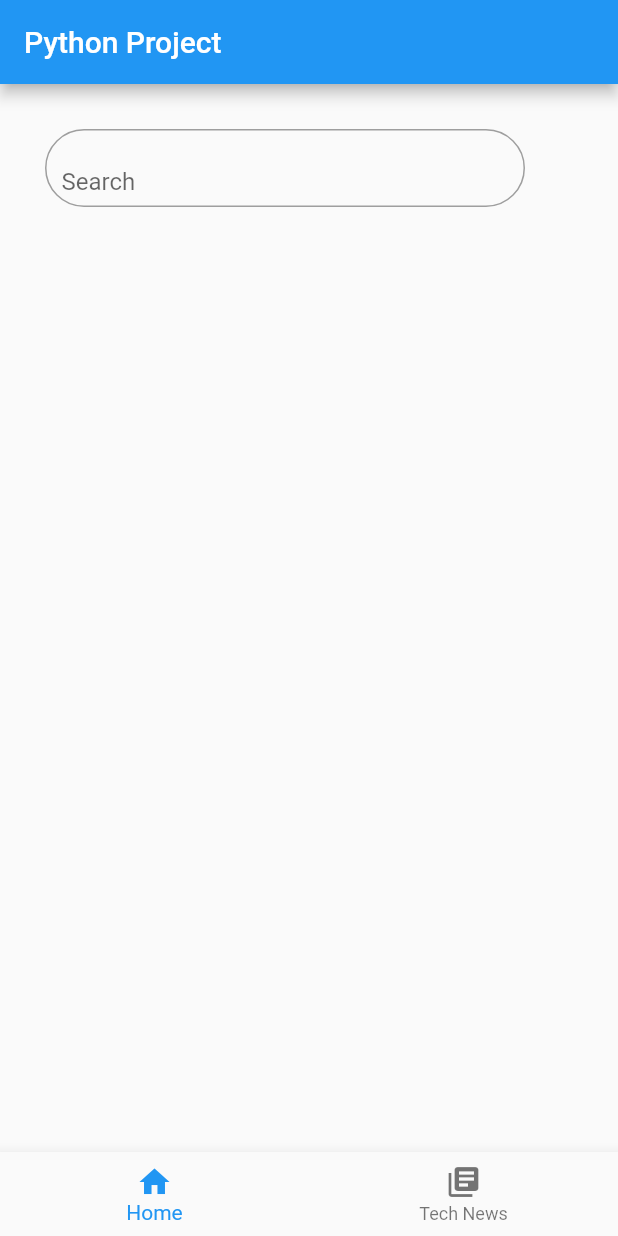
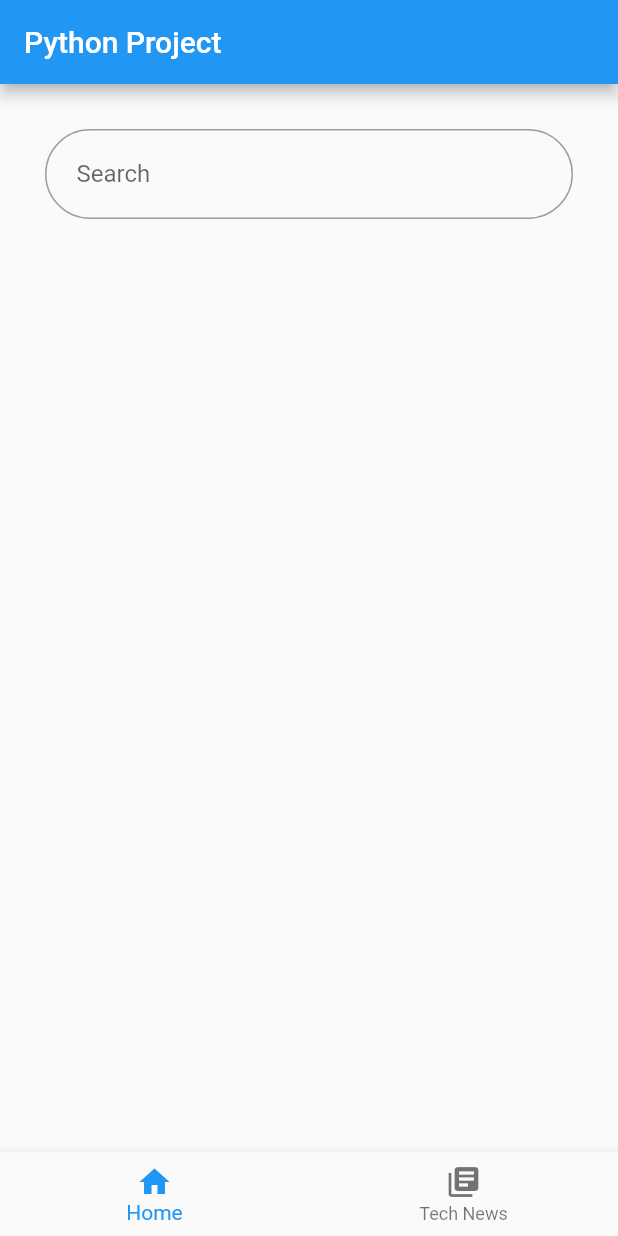
Before and after one commit to JashanPuri/price_comparison_app_UI, a Flutter app: the screen it shows after launch, on a phone screen of 412 x 824 dp. Run offline on Flutter 3.47's test engine with Material 2 defaults, Android fonts, the phone set to English and light mode, and no system bars.

Commit message:
basic rough ui

```diff
--- a/lib/main.dart
+++ b/lib/main.dart
@@ -1,5 +1,8 @@
 import 'package:flutter/material.dart';
-import 'screens/home_screen.dart';
+import 'package:price_comparison_app_ui/models/product_model.dart';
+import 'package:provider/provider.dart';
+
+import './screens/display_products_screen.dart';
 import './screens/home_screen.dart';
 import './screens/techNews.dart';
 
@@ -11,7 +14,13 @@ class MyApp extends StatelessWidget {
   // This widget is the root of your application.
   @override
   Widget build(BuildContext context) {
-    return MaterialApp(
+    return MultiProvider(
+      providers: [
+        ChangeNotifierProvider(
+          create: (context) => ProductProvider(),
+        )
+      ],
+      child: MaterialApp(
         title: 'Flutter Demo',
         theme: ThemeData(
           primarySwatch: Colors.blue,
@@ -19,9 +28,11 @@ class MyApp extends StatelessWidget {
         ),
         home: HomeScreen(),
         routes: {
-        HomeScreen.routeName : (context) => HomeScreen(),
-        TechNews.routeName: (context) => TechNews()
+          HomeScreen.routeName: (context) => HomeScreen(),
+          TechNews.routeName: (context) => TechNews(),
+          DisplayProductsScreen.routeName: (context) => DisplayProductsScreen()
         },
+      ),
     );
   }
 }
--- a/lib/models/product_model.dart
+++ b/lib/models/product_model.dart
@@ -14,11 +14,35 @@ class ProductModel {
   });
 }
 
-class ProductProvider with ChangeNotifier{
-  List<ProductModel> _flipkartProducts = [];
-  List<ProductModel> _amazonProducts = [];
-  List<ProductModel> _relianceProducts = [];
+class ProductProvider with ChangeNotifier {
+  List<ProductModel> _flipkartProducts = [
+    ProductModel(title: 'Iphone 11', price: '59000', siteName: 'Flipkart'),
+    ProductModel(title: 'Iphone 11', price: '59000', siteName: 'Flipkart'),
+    ProductModel(title: 'Iphone 11', price: '59000', siteName: 'Flipkart'),
+    ProductModel(title: 'Iphone 11', price: '59000', siteName: 'Flipkart'),
+    ProductModel(title: 'Iphone 11', price: '59000', siteName: 'Flipkart')
+  ]; //dummy data
+
+
+  List<ProductModel> _amazonProducts = [
+    ProductModel(title: 'Iphone 11', price: '59000', siteName: 'Amazon')
+  ];
+
+
+  List<ProductModel> _relianceProducts = [
+    ProductModel(title: 'Iphone 11', price: '59000', siteName: 'Reliance')
+  ];
 
   // Here we will fetch from api and do all the logical stuff needed
+  List<ProductModel> get flipkartProducts {
+    return [..._flipkartProducts];
+  }
 
+  List<ProductModel> get amazonProducts {
+    return [..._amazonProducts];
+  }
+
+  List<ProductModel> get relianceProducts {
+    return [..._relianceProducts];
+  }
 }
--- a/lib/screens/home_screen.dart
+++ b/lib/screens/home_screen.dart
@@ -1,4 +1,6 @@
 import 'package:flutter/material.dart';
+
+import '../screens/display_products_screen.dart';
 import '../widgets/bottomNavigationBarWidget.dart';
 
 class HomeScreen extends StatefulWidget {
@@ -8,34 +10,39 @@ class HomeScreen extends StatefulWidget {
 }
 
 class _HomeScreenState extends State<HomeScreen> {
+  // final  textEditingController = TextEditingController();
   @override
   Widget build(BuildContext context) {
     return Scaffold(
       appBar: AppBar(
         title: Text('Python Project'),
       ),
-      body:  Padding(
-        padding: EdgeInsets.symmetric(vertical: 30,horizontal: 30),
+      body: Padding(
+        padding: EdgeInsets.symmetric(vertical: 30, horizontal: 30),
         child: Container(
-              padding: EdgeInsets.all(10),
-              width: 320,
-              height: 52,
-              decoration: BoxDecoration(
-                  borderRadius: BorderRadius.circular(26),
-                  //color: Colors.grey,
-                  border: Border.all(color: Colors.grey)
+            padding: EdgeInsets.symmetric(horizontal: 20, vertical: 10),
+            height: 60,
+            decoration: BoxDecoration(
+                borderRadius: BorderRadius.circular(30),
+                //color: Colors.grey,
+                border: Border.all(color: Colors.grey)),
+            child: Center(
+              child: TextField(
+                // controller: textEditingController,
+                decoration: InputDecoration(
+                  hintText: 'Search',
+                  border: InputBorder.none,
+                ),
+                textInputAction: TextInputAction.search,
+                onSubmitted: (value) {
+                  print('query = $value');
+                  Navigator.of(context).pushNamed(
+                    DisplayProductsScreen.routeName,
+                    arguments: value,
+                  );
+                },
               ),
-              child: Column(
-                children: [
-                  TextField(
-                    decoration: InputDecoration(
-                      hintText: 'Search',
-                      border: InputBorder.none
-                    ),
-                  ),
-                ],
-              )
-            ),
+            )),
       ),
       bottomNavigationBar: BottomNavigationBarWidget(0),
     );
--- a/lib/widgets/bottomNavigationBarWidget.dart
+++ b/lib/widgets/bottomNavigationBarWidget.dart
@@ -6,22 +6,23 @@ class BottomNavigationBarWidget extends StatefulWidget {
   int selectedIndex;
   BottomNavigationBarWidget(this.selectedIndex);
   @override
-  _BottomNavigationBarWidgetState createState() => _BottomNavigationBarWidgetState();
+  _BottomNavigationBarWidgetState createState() =>
+      _BottomNavigationBarWidgetState();
 }
 
 class _BottomNavigationBarWidgetState extends State<BottomNavigationBarWidget> {
-  List<String> widgetNameList = [HomeScreen.routeName,TechNews.routeName];
+  List<String> widgetNameList = [HomeScreen.routeName, TechNews.routeName];
+
   @override
   Widget build(BuildContext context) {
     int currentTab = widget.selectedIndex;
-    print('Current tab is $currentTab');
     return BottomNavigationBar(
       type: BottomNavigationBarType.fixed,
       selectedItemColor: Theme.of(context).primaryColor,
       currentIndex: currentTab,
       onTap: (value) {
         setState(() {
-          if(currentTab!=value){
+          if (currentTab != value) {
             Navigator.of(context).pushReplacementNamed(widgetNameList[value]);
           }
           currentTab = value;
@@ -30,11 +31,15 @@ class _BottomNavigationBarWidgetState extends State<BottomNavigationBarWidget> {
       items: [
         BottomNavigationBarItem(
           title: Text('Home'),
-          icon: Icon(Icons.home)
+          icon: Icon(
+            Icons.home,
+          ),
         ),
         BottomNavigationBarItem(
-            title: Text('Tech News'),
-            icon: Icon(Icons.library_books)
+          title: Text('Tech News'),
+          icon: Icon(
+            Icons.library_books,
+          ),
         )
       ],
     );
```
Also changed, not shown: lib/screens/display_products_screen.dart (added, +64 -0 lines), lib/widgets/product_card.dart (added, +27 -0 lines). Lines whose indentation alone changed are shown as unchanged.
